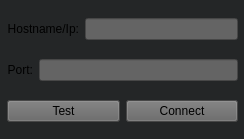
First picture: the form in tempClient/conn.ui, repository Skyfligher/DBMS_Project, before the edit.
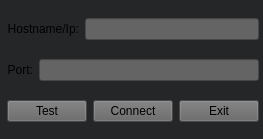
Second picture: the form after the edit.

Commit message: Exit Buttons Finished on open prompts.

```diff
--- a/tempClient/conn.ui
+++ b/tempClient/conn.ui
@@ -6,7 +6,7 @@
    <rect>
     <x>0</x>
     <y>0</y>
-    <width>244</width>
+    <width>263</width>
     <height>139</height>
    </rect>
   </property>
@@ -439,12 +439,12 @@
 }</string>
   </property>
   <widget class="QWidget" name="centralwidget">
-   <widget class="QWidget" name="">
+   <widget class="QWidget" name="layoutWidget">
     <property name="geometry">
      <rect>
       <x>7</x>
       <y>5</y>
-      <width>231</width>
+      <width>252</width>
       <height>131</height>
      </rect>
     </property>
@@ -502,6 +502,13 @@
          </property>
         </widget>
        </item>
+       <item>
+        <widget class="QPushButton" name="pushButton_3">
+         <property name="text">
+          <string>Exit</string>
+         </property>
+        </widget>
+       </item>
       </layout>
      </item>
     </layout>
```
The commit also changes 5 other files.
